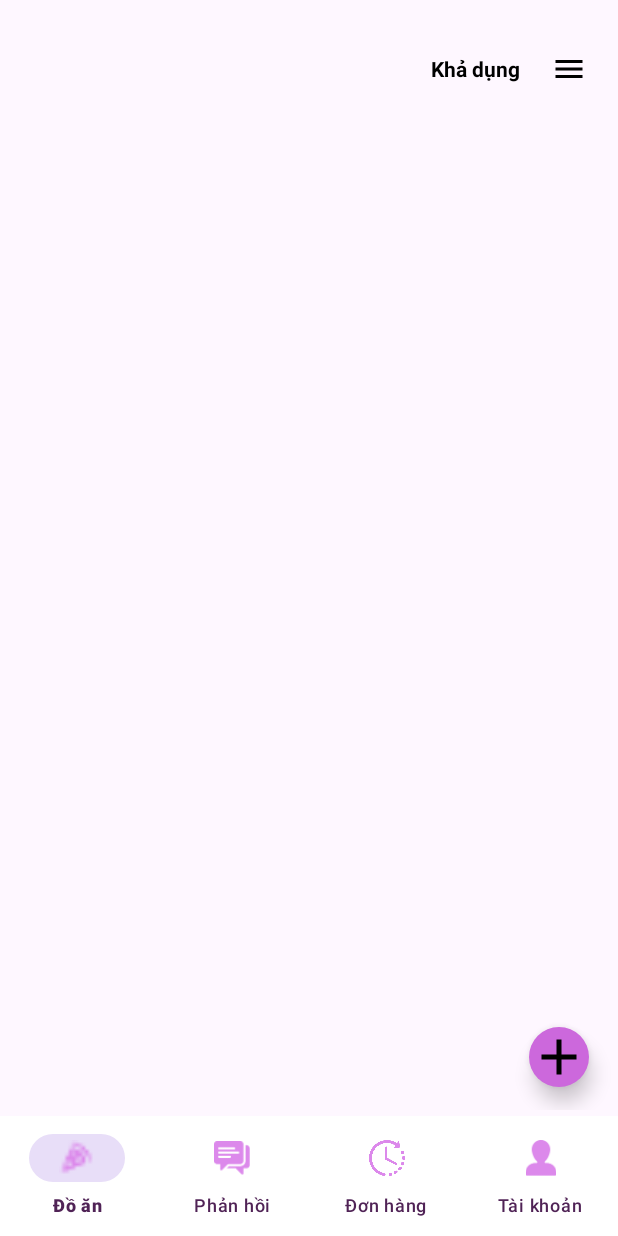
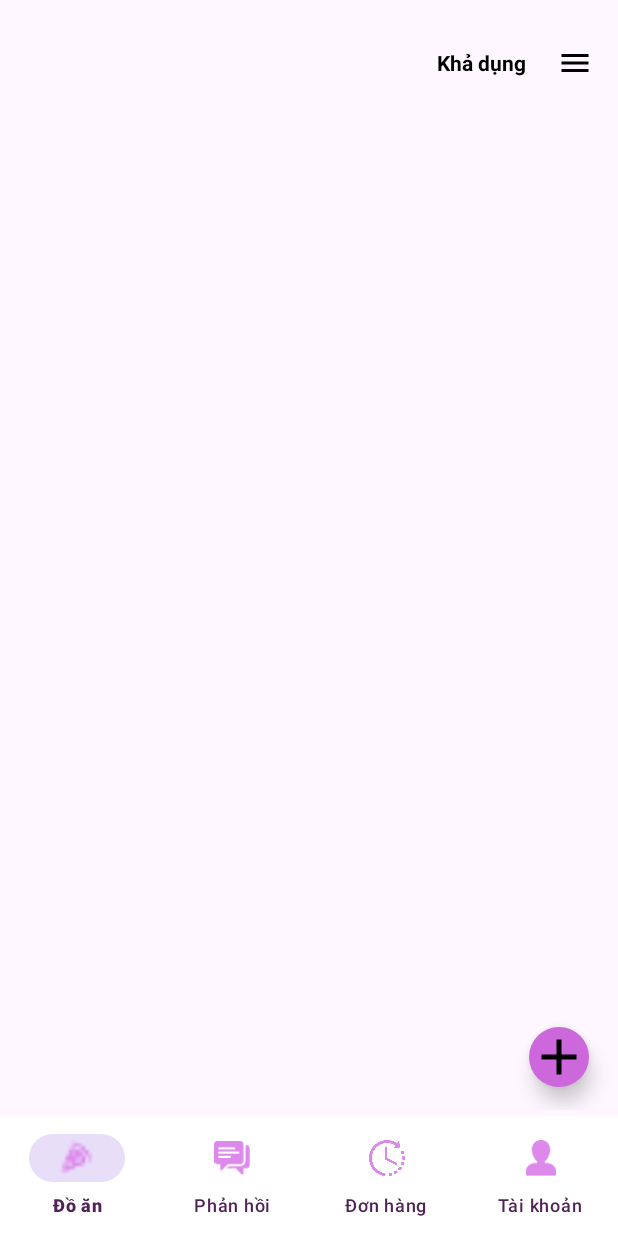
Before and after one commit to lghao04/INT31202_mobile, an Android app: the fragment PromotionFragment placed in its activity, on a phone screen of 412 x 824 dp. Run offline under Robolectric (Android 15) with nearby library versions, the phone set to English and light mode, and no system bars; our stand-ins replace Firebase (no records; nobody signed in at launch, a user with empty details on screens opened directly); pictures from the network do not load.

Commit message:
update layout

```diff
--- a/app/src/main/res/layout/fragment_promotion.xml
+++ b/app/src/main/res/layout/fragment_promotion.xml
@@ -8,8 +8,7 @@
     <LinearLayout
         android:layout_width="match_parent"
         android:layout_height="match_parent"
-        android:orientation="vertical"
-        android:padding="4dp">
+        android:orientation="vertical">
 
         <!-- PHẦN BỘ LỌC -->
         <LinearLayout
@@ -17,8 +16,7 @@
             android:layout_width="match_parent"
             android:layout_height="wrap_content"
             android:orientation="horizontal"
-            android:gravity="end"
-            android:paddingBottom="4dp">
+            android:gravity="end">
 
             <TextView
                 android:id="@+id/tvFilterStatus"
```
